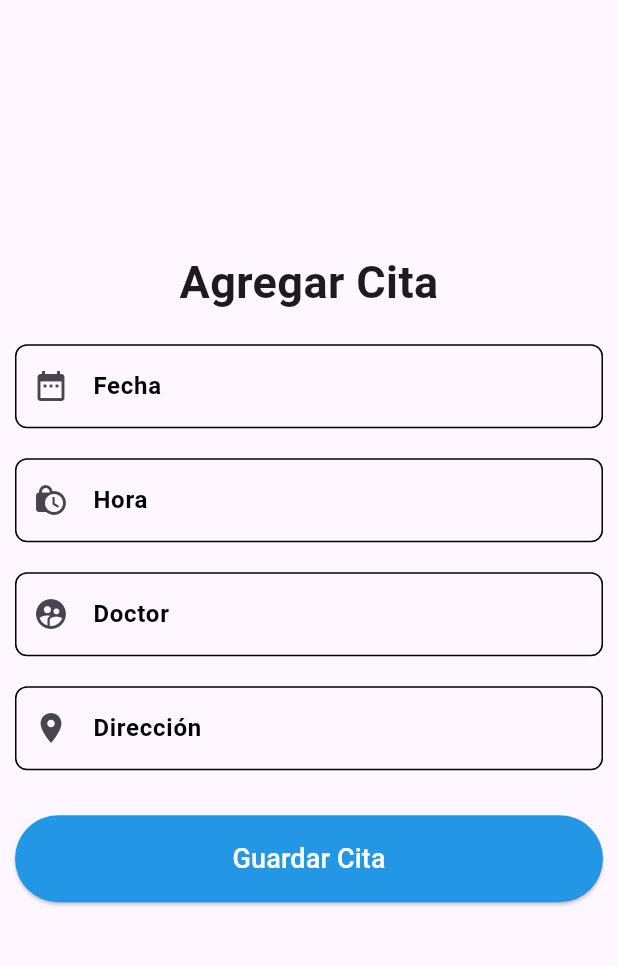
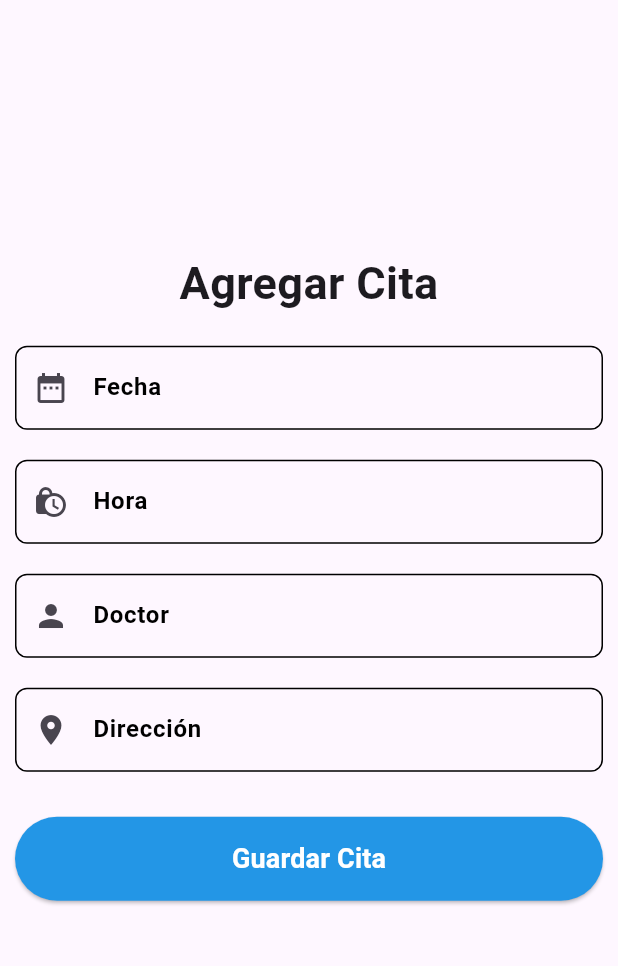
Before and after one commit to RolandoGuZz/Flutter_HeraGuard, a Flutter app: the AgregarCita screen opened directly, on a phone screen of 412 x 824 dp, the part 84-1050 px from its top. Run offline on Flutter 3.47's test engine with Material 3 defaults, Android fonts, the phone set to English and light mode, and no system bars; our stand-ins replace cloud_firestore, firebase_auth, firebase_core; accounts and stored records are empty.

Commit message:
modificando el form de citas

```diff
--- a/lib/routes/my_routes.dart
+++ b/lib/routes/my_routes.dart
@@ -1,6 +1,6 @@
 import 'package:flutter/material.dart';
 import 'package:heraguard/models/menu_model.dart';
-import 'package:heraguard/screens/login_screen.dart';
+import 'package:heraguard/screens/login/login_screen.dart';
 import 'package:heraguard/screens/screens.dart';
 
 class MyRoutes {
--- a/lib/screens/agregar_cita.dart
+++ /dev/null
@@ -1,137 +0,0 @@
-import 'package:flutter/material.dart';
-import 'package:cloud_firestore/cloud_firestore.dart';
-import 'package:firebase_auth/firebase_auth.dart';
-import 'package:heraguard/widgets/appbar_widget.dart';
-
-class AgregarCita extends StatefulWidget {
-  const AgregarCita({super.key});
-
-  @override
-  State<AgregarCita> createState() => _AgregarCitaState();
-}
-
-class _AgregarCitaState extends State<AgregarCita> {
-  final _dateController = TextEditingController();
-  final _timeController = TextEditingController();
-  final _doctorController = TextEditingController();
-  final _addressController = TextEditingController();
-
-  final _formKey = GlobalKey<FormState>();
-
-  Future<void> _guardarCita() async {
-    final user = FirebaseAuth.instance.currentUser;
-    if (user == null) return;
-
-    final uid = user.uid;
-
-    final citaData = {
-      'date': _dateController.text,
-      'time': _timeController.text,
-      'doctor': _doctorController.text,
-      'address': _addressController.text,
-    };
-
-    await FirebaseFirestore.instance
-        .collection('users')
-        .doc(uid)
-        .collection('appointments')
-        .add(citaData);
-
-    ScaffoldMessenger.of(
-      // ignore: use_build_context_synchronously
-      context,
-    ).showSnackBar(
-      SnackBar(
-        content: Text(
-          'Cita guardada con éxito',
-          style: TextStyle(fontSize: 20, fontWeight: FontWeight.bold),
-        ),
-        backgroundColor: Color.fromRGBO(35, 150, 230, 1),
-      ),
-    );
-
-    // ignore: use_build_context_synchronously
-    Navigator.pop(context, true);
-  }
-
-  @override
-  Widget build(BuildContext context) {
-    return Scaffold(
-      appBar: AppbarWidget(),
-      body: Padding(
-        padding: const EdgeInsets.all(10.0),
-        child: Center(
-          child: Form(
-            key: _formKey,
-            child: ListView(
-              shrinkWrap: true,
-              children: [
-                const Text(
-                  'Agregar Cita',
-                  textAlign: TextAlign.center,
-                  style: TextStyle(fontSize: 30, fontWeight: FontWeight.bold),
-                ),
-                const SizedBox(height: 20),
-
-                _buildTextField(_dateController, 'Fecha', Icons.date_range),
-                const SizedBox(height: 20),
-
-                _buildTextField(_timeController, 'Hora', Icons.lock_clock),
-                const SizedBox(height: 20),
-
-                _buildTextField(
-                  _doctorController,
-                  'Doctor',
-                  Icons.supervised_user_circle,
-                ),
-                const SizedBox(height: 20),
-
-                _buildTextField(_addressController, 'Dirección', Icons.place),
-                const SizedBox(height: 30),
-
-                ElevatedButton(
-                  onPressed: _guardarCita,
-                  style: ElevatedButton.styleFrom(
-                    backgroundColor: const Color.fromRGBO(35, 150, 230, 1),
-                    padding: const EdgeInsets.symmetric(vertical: 16),
-                  ),
-                  child: const Text(
-                    'Guardar Cita',
-                    style: TextStyle(color: Colors.white, fontSize: 18),
-                  ),
-                ),
-              ],
-            ),
-          ),
-        ),
-      ),
-    );
-  }
-
-  Widget _buildTextField(
-    TextEditingController controller,
-    String label,
-    IconData icon,
-  ) {
-    return TextFormField(
-      controller: controller,
-      cursorColor: Colors.black,
-      decoration: InputDecoration(
-        labelText: label,
-        labelStyle: const TextStyle(
-          color: Colors.black,
-          fontWeight: FontWeight.bold,
-        ),
-        prefixIcon: Icon(icon),
-        enabledBorder: OutlineInputBorder(
-          borderSide: const BorderSide(color: Colors.black),
-          borderRadius: BorderRadius.circular(8.0),
-        ),
-        focusedBorder: OutlineInputBorder(
-          borderSide: const BorderSide(color: Color.fromRGBO(35, 150, 230, 1)),
-          borderRadius: BorderRadius.circular(8.0),
-        ),
-      ),
-    );
-  }
-}
--- /dev/null
+++ b/lib/screens/citas_medicas/agregar_cita.dart
@@ -0,0 +1,174 @@
+import 'package:flutter/material.dart';
+import 'package:cloud_firestore/cloud_firestore.dart';
+import 'package:firebase_auth/firebase_auth.dart';
+import 'package:heraguard/widgets/appbar_widget.dart';
+import 'package:intl/intl.dart';
+
+class AgregarCita extends StatefulWidget {
+  const AgregarCita({super.key});
+
+  @override
+  State<AgregarCita> createState() => _AgregarCitaState();
+}
+
+class _AgregarCitaState extends State<AgregarCita> {
+  final _dateController = TextEditingController();
+  final _timeController = TextEditingController();
+  final _doctorController = TextEditingController();
+  final _addressController = TextEditingController();
+  final onTapFunction = Function;
+
+  final _formKey = GlobalKey<FormState>();
+
+  Future<void> _guardarCita() async {
+    final user = FirebaseAuth.instance.currentUser;
+    // if (user == null) return;
+    final uid = user!.uid;
+    final citaData = {
+      'date': _dateController.text,
+      'time': _timeController.text,
+      'doctor': _doctorController.text,
+      'address': _addressController.text,
+    };
+    await FirebaseFirestore.instance
+        .collection('users')
+        .doc(uid)
+        .collection('appointments')
+        .add(citaData);
+    ScaffoldMessenger.of(
+      // ignore: use_build_context_synchronously
+      context,
+    ).showSnackBar(
+      SnackBar(
+        content: Text(
+          'Cita guardada con éxito',
+          style: TextStyle(fontSize: 20, fontWeight: FontWeight.bold),
+        ),
+        backgroundColor: Color.fromRGBO(35, 150, 230, 1),
+      ),
+    );
+    // ignore: use_build_context_synchronously
+    Navigator.pop(context, true);
+  }
+
+  Future<void> _selectDate() async {
+    final DateTime? picked = await showDatePicker(
+      context: context,
+      initialDate: DateTime.now(),
+      firstDate: DateTime(2000),
+      lastDate: DateTime(2100),
+      builder: (context, child) {
+        return Theme(
+          data: Theme.of(context).copyWith(
+            colorScheme: ColorScheme.light(
+              primary: Color.fromRGBO(35, 150, 230, 1),
+            ),
+          ),
+          child: child!,
+        );
+      },
+    );
+    if (picked != null) {
+      _dateController.text = DateFormat('dd/MM/yyyy').format(picked);
+    }
+  }
+
+  @override
+  Widget build(BuildContext context) {
+    return Scaffold(
+      appBar: AppbarWidget(),
+      body: Center(
+        child: SingleChildScrollView(
+          child: Padding(
+            padding: EdgeInsets.all(10.0),
+            child: Form(
+              key: _formKey,
+              child: Column(
+                children: [
+                  Text(
+                    'Agregar Cita',
+                    textAlign: TextAlign.center,
+                    style: TextStyle(fontSize: 30, fontWeight: FontWeight.bold),
+                  ),
+                  SizedBox(height: 20),
+                  _buildTextField(_dateController, 'Fecha', Icons.date_range, _selectDate, true),
+                  SizedBox(height: 20),
+                  _buildTextField(
+                    _timeController,
+                    'Hora',
+                    Icons.lock_clock,
+                    () async {
+                      final time = await showTimePicker(
+                        context: context,
+                        initialTime: TimeOfDay.now(),
+                      );
+                      if (time != null) {
+                        // ignore: use_build_context_synchronously
+                        _timeController.text = time.format(context);
+                      }
+                    },
+                    true,
+                  ),
+                  SizedBox(height: 20),
+                  _buildTextField(_doctorController, 'Doctor', Icons.person),
+                  SizedBox(height: 20),
+                  _buildTextField(_addressController, 'Dirección', Icons.place),
+                  SizedBox(height: 30),
+                  SizedBox(
+                    width: double.infinity,
+                    child: ElevatedButton(
+                      onPressed: _guardarCita,
+                      style: ElevatedButton.styleFrom(
+                        padding: EdgeInsets.symmetric(vertical: 15),
+                        backgroundColor: Color.fromRGBO(35, 150, 230, 1),
+                      ),
+                      child: Text(
+                        'Guardar Cita',
+                        style: TextStyle(
+                          color: Colors.white,
+                          fontSize: 18,
+                          fontWeight: FontWeight.bold,
+                        ),
+                      ),
+                    ),
+                  ),
+                ],
+              ),
+            ),
+          ),
+        ),
+      ),
+    );
+  }
+
+  Widget _buildTextField(
+    TextEditingController controller,
+    String label,
+    IconData icon, [
+    VoidCallback? onTap,
+    bool readOnly = false,
+  ]) {
+    return TextFormField(
+      controller: controller,
+      readOnly: readOnly,
+      cursorColor: Colors.black,
+      decoration: InputDecoration(
+        labelText: label,
+        labelStyle: TextStyle(
+          color: Colors.black,
+          fontWeight: FontWeight.bold,
+        ),
+        prefixIcon: Icon(icon),
+        enabledBorder: OutlineInputBorder(
+          borderSide: BorderSide(color: Colors.black),
+          borderRadius: BorderRadius.circular(8.0),
+        ),
+        focusedBorder: OutlineInputBorder(
+          borderSide: BorderSide(color: Color.fromRGBO(35, 150, 230, 1)),
+          borderRadius: BorderRadius.circular(8.0),
+        ),
+      ),
+      onTap: onTap,
+    );
+  }
+}
--- a/lib/screens/login_screen.dart
+++ b/lib/screens/login/login_screen.dart
@@ -82,8 +82,6 @@ class _LoginScreenState extends State<LoginScreen> {
           child: Padding(
             padding: EdgeInsets.all(20.0),
             child: Column(
-              mainAxisAlignment: MainAxisAlignment.center,
-              crossAxisAlignment: CrossAxisAlignment.center,
               children: [
                 Column(
                   children: [
--- a/lib/widgets/form_login.dart
+++ b/lib/widgets/form_login.dart
@@ -53,7 +53,6 @@ class _FormLoginState extends State<FormLogin> {
     return Form(
       key: widget.formKey,
       child: Column(
-        mainAxisAlignment: MainAxisAlignment.center,
         children: [
           _buildEmailField(),
           SizedBox(height: 20),
--- a/lib/widgets/form_register.dart
+++ b/lib/widgets/form_register.dart
@@ -64,7 +64,6 @@ class _FormRegisterState extends State<FormRegister> {
     return Form(
       key: widget.formKey,
       child: Column(
-        mainAxisAlignment: MainAxisAlignment.center,
         children: [
           _buildNameField(),
           SizedBox(height: 20),
--- a/pubspec.yaml
+++ b/pubspec.yaml
@@ -37,6 +37,7 @@ dependencies:
   firebase_core: ^3.13.0
   firebase_auth: ^5.5.3
   cloud_firestore: ^5.6.7
+  intl: ^0.20.2
 
 dev_dependencies:
   flutter_test:
```
Also changed, not shown: lib/screens/register/register_screen.dart (renamed from lib/screens/register_screen.dart, +1 -7 lines), lib/screens/screens.dart (+5 -5 lines), lib/screens/citas_medicas/citas_screen.dart (renamed from lib/screens/citas_screen.dart), lib/screens/tratamientos/agregar_medicamento.dart (renamed from lib/screens/agregar_medicamento.dart), lib/screens/tratamientos/medicamentos_screen.dart (renamed from lib/screens/medicamentos_screen.dart), pubspec.lock.
